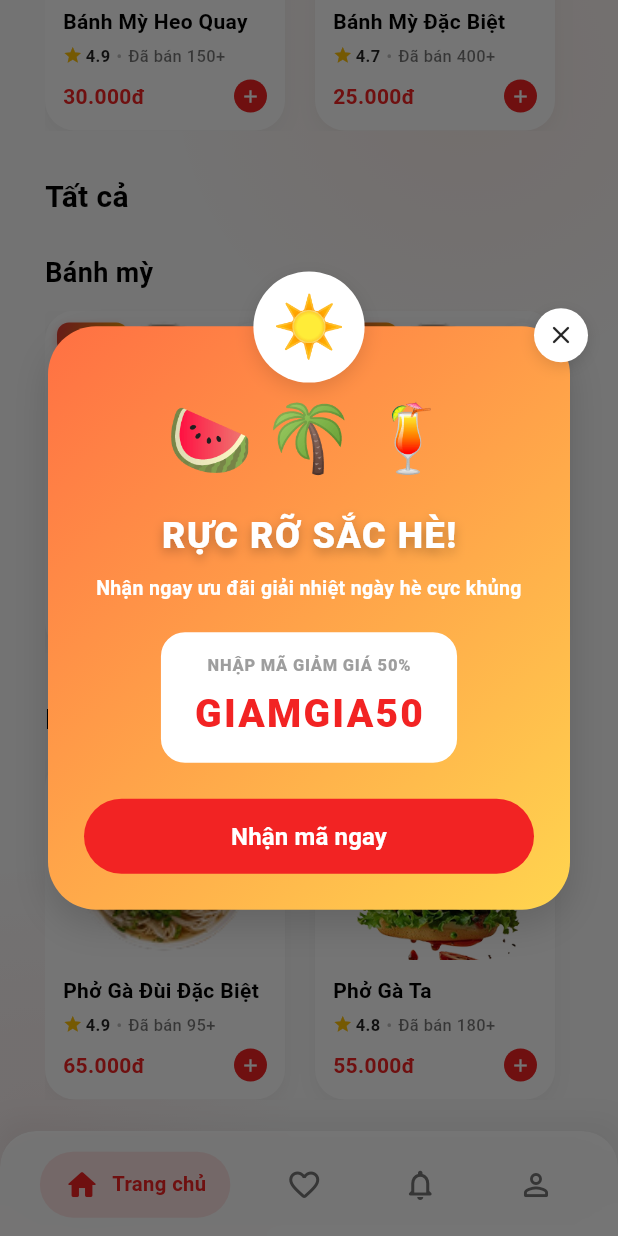
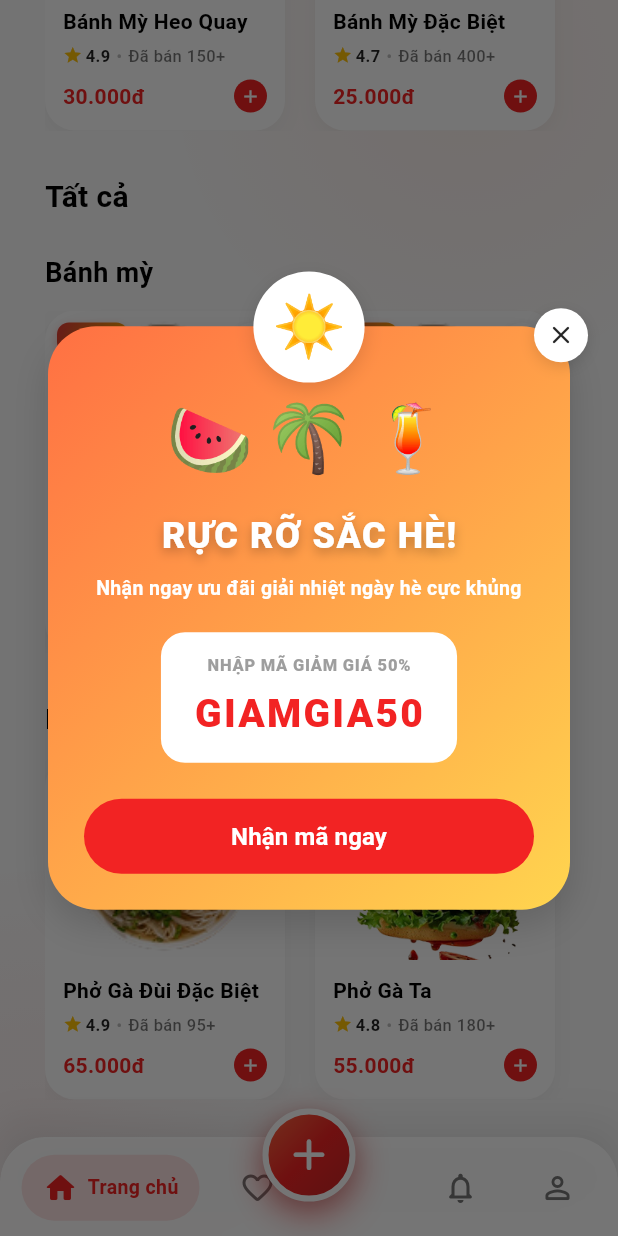
Before and after one commit to LeNgocDuy-SW/Food_App, a Flutter app: the TaskBarWidget screen opened by its route, scrolled down 576 dp, on a phone screen of 412 x 824 dp. Run offline on Flutter 3.47's test engine with Material 3 defaults, Android fonts, the phone set to English and light mode, and no system bars; our stand-ins replace audioplayers, font_awesome_flutter, get_it, go_router, injectable, shared_preferences; accounts and stored records are empty; network calls fail.

Commit message:
update addbuttoon

```diff
--- a/lib/features/food_catalog/presentation/widgets/taskbar_widget.dart
+++ b/lib/features/food_catalog/presentation/widgets/taskbar_widget.dart
@@ -3,6 +3,7 @@ import 'package:flutter/material.dart';
 import 'package:food_app/core/constants/app_colors.dart';
 import 'package:food_app/features/profile/presentation/pages/profile_page.dart';
 import 'package:food_app/features/chat/presentation/pages/notification_page.dart';
+import 'add_food_bottom_sheet.dart';
 import '../pages/food_home_page.dart';
 import '../pages/favorite_page.dart';
 
@@ -15,6 +16,21 @@ class TaskBarWidget extends StatefulWidget {
 
 class _TaskBarWidgetState extends State<TaskBarWidget> {
   int _selectedIndex = 0;
+
+  void _openAddFoodSheet() {
+    showModalBottomSheet(
+      context: context,
+      isScrollControlled: true,
+      backgroundColor: Colors.transparent,
+      builder: (context) {
+        return AddFoodBottomSheet(
+          onFoodAdded: (category, newMeal) {
+            FoodHomePage.addMeal(category, newMeal);
+          },
+        );
+      },
+    );
+  }
 
   @override
   Widget build(BuildContext context) {
@@ -39,39 +55,46 @@ class _TaskBarWidgetState extends State<TaskBarWidget> {
         index: _selectedIndex,
         children: pages,
       ),
-      bottomNavigationBar: Container(
-        height: 70 + bottomPadding,
+      bottomNavigationBar: SizedBox(
+        height: 85 + bottomPadding,
+        child: Stack(
+          clipBehavior: Clip.none,
+          alignment: Alignment.bottomCenter,
+          children: [
+            // Thanh Navigation Bar nén mờ phía dưới
+            Container(
+              height: 66 + bottomPadding,
               decoration: BoxDecoration(
                 boxShadow: [
                   BoxShadow(
-              color: Colors.black.withValues(alpha: 0.06),
-              blurRadius: 16,
-              offset: const Offset(0, -4),
+                    color: Colors.black.withValues(alpha: 0.09),
+                    blurRadius: 24,
+                    offset: const Offset(0, -6),
                   ),
                 ],
               ),
               child: ClipRRect(
                 borderRadius: const BorderRadius.only(
-            topLeft: Radius.circular(24),
-            topRight: Radius.circular(24),
+                  topLeft: Radius.circular(30),
+                  topRight: Radius.circular(30),
                 ),
                 child: BackdropFilter(
-            filter: ImageFilter.blur(sigmaX: 12, sigmaY: 12),
+                  filter: ImageFilter.blur(sigmaX: 16, sigmaY: 16),
                   child: Container(
                     padding: EdgeInsets.only(
-                left: 16,
-                right: 16,
+                      left: 8,
+                      right: 8,
                       bottom: bottomPadding,
                     ),
                     decoration: BoxDecoration(
-                color: Colors.white.withValues(alpha: 0.90),
+                      color: Colors.white.withValues(alpha: 0.93),
                       borderRadius: const BorderRadius.only(
-                  topLeft: Radius.circular(24),
-                  topRight: Radius.circular(24),
+                        topLeft: Radius.circular(30),
+                        topRight: Radius.circular(30),
                       ),
                       border: Border(
                         top: BorderSide(
-                    color: Colors.white.withValues(alpha: 0.6),
+                          color: Colors.white.withValues(alpha: 0.8),
                           width: 1.5,
                         ),
                       ),
@@ -91,6 +114,8 @@ class _TaskBarWidgetState extends State<TaskBarWidget> {
                           Icons.favorite_border_rounded,
                           "Yêu thích",
                         ),
+                        // Khoảng trống dành cho Nút Add nhô cao ở giữa
+                        const SizedBox(width: 58),
                         _buildNavItem(
                           2,
                           Icons.notifications_rounded,
@@ -106,6 +131,61 @@ class _TaskBarWidgetState extends State<TaskBarWidget> {
                       ],
                     ),
                   ),
+                ),
+              ),
+            ),
+
+            // Nút Add (+) nhô lên vượt qua mép trên thanh taskbar
+            Positioned(
+              top: 0,
+              child: _buildCenterAddButton(),
+            ),
+          ],
+        ),
+      ),
+    );
+  }
+
+  Widget _buildCenterAddButton() {
+    return GestureDetector(
+      onTap: _openAddFoodSheet,
+      child: Container(
+        height: 62,
+        width: 62,
+        decoration: BoxDecoration(
+          shape: BoxShape.circle,
+          gradient: const LinearGradient(
+            begin: Alignment.topLeft,
+            end: Alignment.bottomRight,
+            colors: [
+              Color(0xFFFF7043), // Cam san hô rực rỡ
+              AppColors.primaryRed, // Đỏ chủ đạo
+              Color(0xFFC62828), // Đỏ đậm sang trọng
+            ],
+          ),
+          border: Border.all(
+            color: Colors.white,
+            width: 4,
+          ),
+          boxShadow: [
+            BoxShadow(
+              color: AppColors.primaryRed.withValues(alpha: 0.48),
+              blurRadius: 18,
+              offset: const Offset(0, 8),
+              spreadRadius: 2,
+            ),
+            BoxShadow(
+              color: Colors.black.withValues(alpha: 0.12),
+              blurRadius: 10,
+              offset: const Offset(0, 4),
+            ),
+          ],
+        ),
+        child: const Center(
+          child: Icon(
+            Icons.add_rounded,
+            color: Colors.white,
+            size: 35,
           ),
         ),
       ),
@@ -130,7 +210,7 @@ class _TaskBarWidgetState extends State<TaskBarWidget> {
       child: AnimatedContainer(
         duration: const Duration(milliseconds: 300),
         curve: Curves.easeInOutCubic,
-        padding: const EdgeInsets.symmetric(horizontal: 16, vertical: 10),
+        padding: const EdgeInsets.symmetric(horizontal: 14, vertical: 10),
         decoration: BoxDecoration(
           color: isSelected
               ? AppColors.primaryRed.withValues(alpha: 0.12)
@@ -149,13 +229,13 @@ class _TaskBarWidgetState extends State<TaskBarWidget> {
               duration: const Duration(milliseconds: 250),
               firstChild: Row(
                 children: [
-                  const SizedBox(width: 8),
+                  const SizedBox(width: 6),
                   Text(
                     label,
                     style: const TextStyle(
                       color: AppColors.primaryRed,
                       fontWeight: FontWeight.bold,
-                      fontSize: 13.5,
+                      fontSize: 13,
                     ),
                   ),
                 ],
```
Also changed, not shown: lib/features/food_catalog/presentation/pages/food_home_page.dart (+24 -0 lines), lib/features/food_catalog/presentation/widgets/add_food_bottom_sheet.dart (added, +427 -0 lines), 1 other file. Lines whose indentation alone changed are shown as unchanged.
